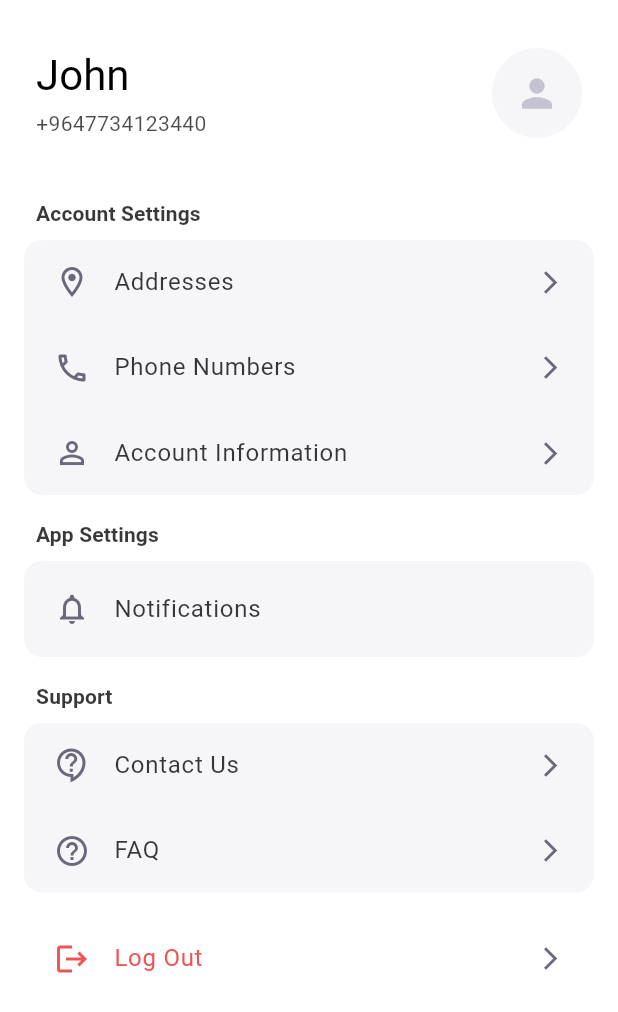
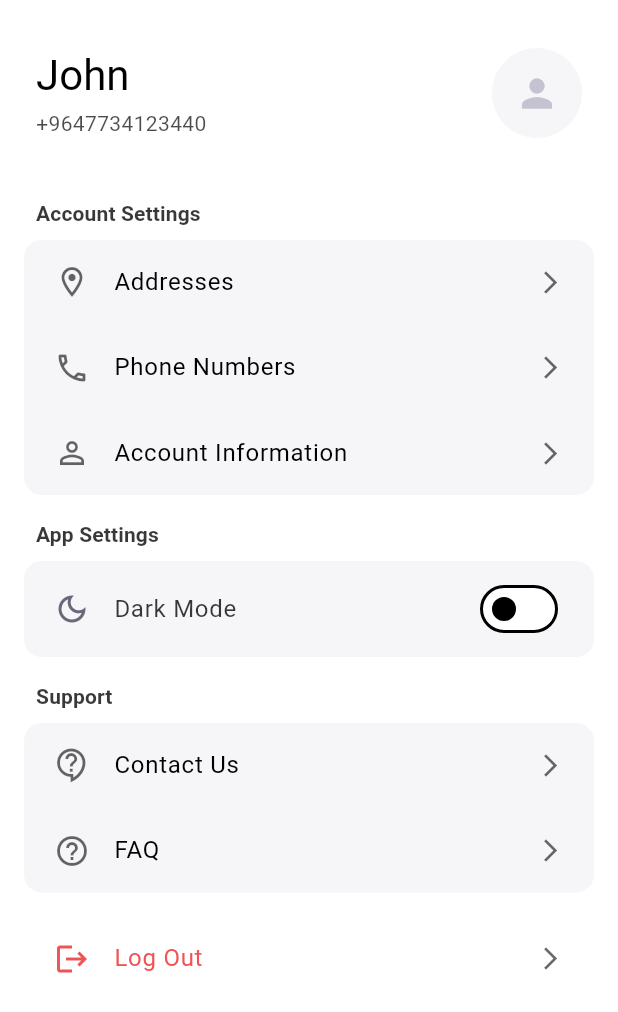
Before and after one commit to AlphaTeam101/Buynuk, a Flutter app: the ProfileScreen screen opened directly, on a phone screen of 412 x 824 dp. Shown: the top 1012 px of the screen. Run offline on Flutter 3.47's test engine with Material 3 defaults, Android fonts, the phone set to English and light mode, and no system bars; drawn by our look-alikes of flutter_animate; our stand-ins replace bloc, bloc_concurrency, dio, equatable, flash, flutter_bloc and 10 more; accounts and stored records are empty.

Commit message:
complete dark mode feature

```diff
--- /dev/null
+++ b/lib/logic/theme/theme_bloc.dart
@@ -0,0 +1,24 @@
+import 'package:e_commerce/logic/theme/theme_event.dart';
+import 'package:e_commerce/logic/theme/theme_state.dart';
+import 'package:flutter/material.dart';
+import 'package:flutter_bloc/flutter_bloc.dart';
+import 'package:flutter_secure_storage/flutter_secure_storage.dart';
+
+class ThemeBloc extends Bloc<ThemeEvent, ThemeState> {
+  final FlutterSecureStorage _secureStorage;
+
+  ThemeBloc(this._secureStorage) : super(const ThemeState(ThemeMode.system)) {
+    on<ThemeLoaded>(_onThemeLoaded);
+    on<ThemeChanged>(_onThemeChanged);
+  }
+
+  Future<void> _onThemeLoaded(ThemeLoaded event, Emitter<ThemeState> emit) async {
+    final isDarkMode = await _secureStorage.read(key: 'isDarkMode') == 'true';
+    emit(ThemeState(isDarkMode ? ThemeMode.dark : ThemeMode.light));
+  }
+
+  Future<void> _onThemeChanged(ThemeChanged event, Emitter<ThemeState> emit) async {
+    await _secureStorage.write(key: 'isDarkMode', value: event.isDarkMode.toString());
+    emit(ThemeState(event.isDarkMode ? ThemeMode.dark : ThemeMode.light));
+  }
+}
--- /dev/null
+++ b/lib/logic/theme/theme_event.dart
@@ -0,0 +1,9 @@
+abstract class ThemeEvent {}
+
+class ThemeChanged extends ThemeEvent {
+  final bool isDarkMode;
+
+  ThemeChanged(this.isDarkMode);
+}
+
+class ThemeLoaded extends ThemeEvent {}
--- /dev/null
+++ b/lib/logic/theme/theme_state.dart
@@ -0,0 +1,7 @@
+import 'package:flutter/material.dart';
+
+class ThemeState {
+  final ThemeMode themeMode;
+
+  const ThemeState(this.themeMode);
+}
--- a/lib/presentation/profile/profile_screen.dart
+++ b/lib/presentation/profile/profile_screen.dart
@@ -1,3 +1,5 @@
+import 'package:e_commerce/logic/theme/theme_bloc.dart';
+import 'package:e_commerce/logic/theme/theme_event.dart';
 import 'package:e_commerce/presentation/design_system/app_theme.dart';
 import 'package:e_commerce/presentation/profile/widgets/profile_header.dart';
 import 'package:e_commerce/presentation/profile/widgets/settings_list_item.dart';
@@ -5,6 +7,7 @@ import 'package:e_commerce/presentation/profile/widgets/settings_section.dart';
 import 'package:e_commerce/presentation/profile/widgets/settings_toggle_item.dart';
 import 'package:flutter/material.dart';
 import 'package:flutter_animate/flutter_animate.dart';
+import 'package:flutter_bloc/flutter_bloc.dart';
 
 class ProfileScreen extends StatelessWidget {
   const ProfileScreen({super.key});
@@ -62,16 +65,13 @@ class ProfileScreen extends StatelessWidget {
                 title: "App Settings",
                 items: [
                   SettingsToggleItem(
-                    icon: Icons.notifications_none,
-                    label: "Notifications",
-                    value: true, // Example value
+                    icon: Icons.dark_mode_outlined,
+                    label: "Dark Mode",
+                    value: Theme.of(context).brightness == Brightness.dark,
                     onChanged: (value) {
-                      // TODO: Handle notification toggle
-                      ScaffoldMessenger.of(context).showSnackBar(SnackBar(
-                          content: Text("Notifications toggled to $value")));
+                      context.read<ThemeBloc>().add(ThemeChanged(value));
                     },
                   ),
-                  // Removed Language option as per request
                 ],
               )
                   .animate(delay: 200.ms) // Changed from interval to delay
--- a/lib/presentation/profile/widgets/settings_list_item.dart
+++ b/lib/presentation/profile/widgets/settings_list_item.dart
@@ -1,4 +1,3 @@
-import 'package:e_commerce/presentation/design_system/app_colors.dart';
 import 'package:flutter/material.dart';
 
 class SettingsListItem extends StatelessWidget {
@@ -21,6 +20,7 @@ class SettingsListItem extends StatelessWidget {
   Widget build(BuildContext context) {
     final theme = Theme.of(context);
     final textTheme = theme.textTheme;
+    final colorScheme = theme.colorScheme;
 
     return InkWell(
       onTap: onTap,
@@ -30,20 +30,20 @@ class SettingsListItem extends StatelessWidget {
           children: [
             Icon(
               icon,
-              color: iconColor ?? AppColors.textIconsQuaternary,
+              color: iconColor ?? colorScheme.onSurface.withOpacity(0.6),
               size: 24,
             ),
             const SizedBox(width: 16),
             Text(
               label,
               style: textTheme.bodyLarge?.copyWith(
-                color: labelColor ?? AppColors.textIconsPrimaryDark78,
+                color: labelColor ?? colorScheme.onSurface,
               ),
             ),
             const Spacer(),
-            const Icon(
+            Icon(
               Icons.arrow_forward_ios,
-              color: AppColors.textIconsQuaternary,
+              color: colorScheme.onSurface.withOpacity(0.6),
               size: 18,
             ),
           ],
```
Also changed, not shown: lib/main.dart (+27 -12 lines), lib/presentation/design_system/app_theme.dart (+12 -12 lines).
